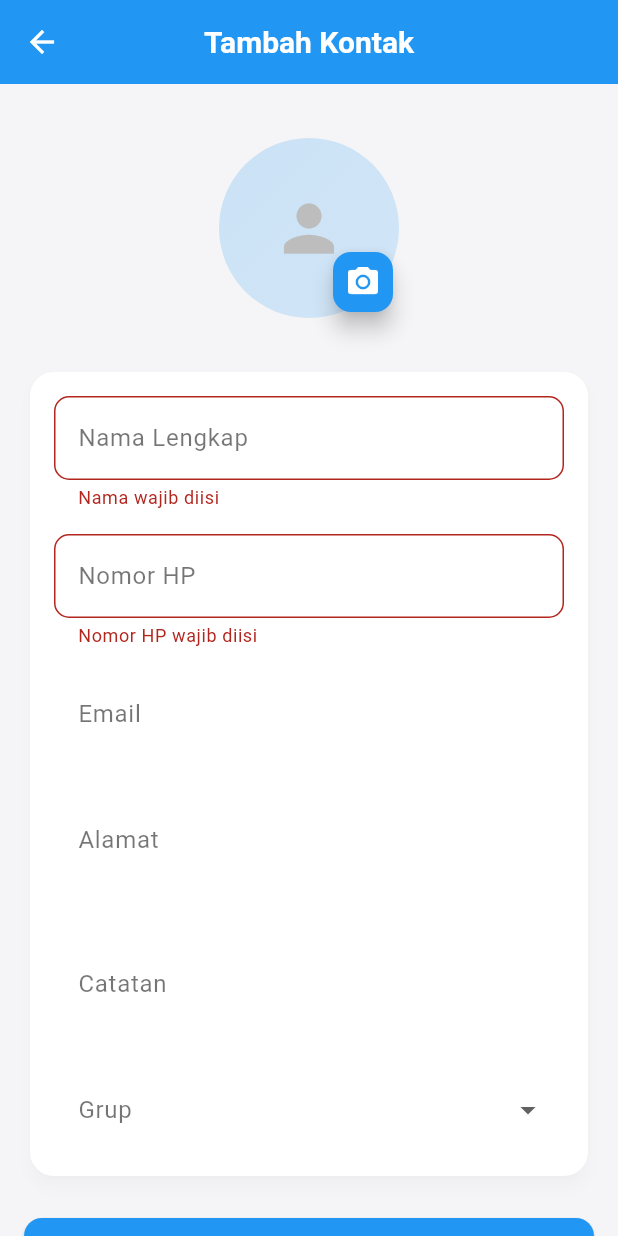
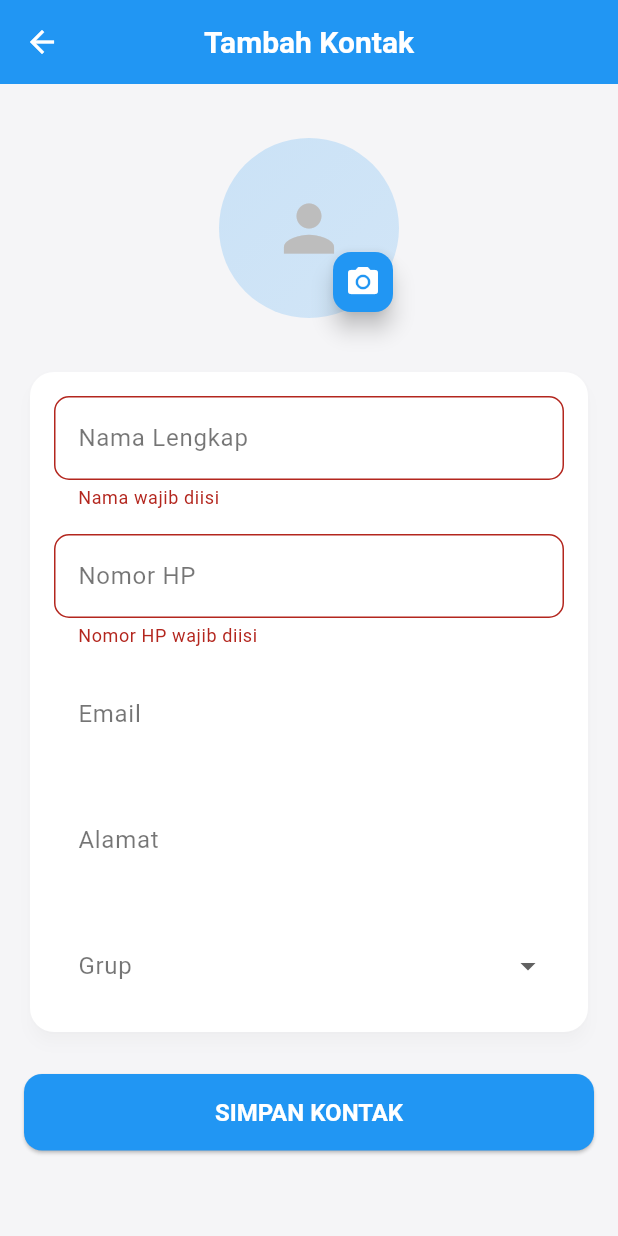
Before and after one commit to jefriwahyu/kuykontak-app, a Flutter app: the AddEditContactPage screen opened directly, after a tap on "SIMPAN KONTAK", on a phone screen of 412 x 824 dp. Run offline on Flutter 3.47's test engine with Material 3 defaults, Android fonts, the phone set to English and light mode, and no system bars; our stand-ins replace azlistview, dio, equatable, flutter_bloc, flutter_contacts, image_picker and 1 more; network calls fail; Roboto replaces fonts that are missing (Poppins).

Commit message:
push dari kos

```diff
--- a/lib/ui/add_edit_contact_page.dart
+++ b/lib/ui/add_edit_contact_page.dart
@@ -23,9 +23,8 @@ class _AddEditContactPageState extends State<AddEditContactPage> {
   late TextEditingController _noHpController;
   late TextEditingController _emailController;
   late TextEditingController _alamatController;
-  late TextEditingController _catatanController;
   String? _selectedGrup;
-  final List<String> _grupOptions = ['Keluarga', 'Teman', 'Kerja', 'Lainnya'];
+  final List<String> _grupOptions = ['Keluarga', 'Teman', 'Kerja', ''];
 
   Uint8List? _imageBytes;
   String? _imageName;
@@ -41,14 +40,14 @@ class _AddEditContactPageState extends State<AddEditContactPage> {
     _noHpController = TextEditingController();
     _emailController = TextEditingController();
     _alamatController = TextEditingController();
-    _catatanController = TextEditingController();
 
     if (isEditMode) {
       _namaController.text = widget.contact!.nama;
       _noHpController.text = widget.contact!.noHp;
       _emailController.text = widget.contact!.email;
       _alamatController.text = widget.contact!.alamat;
-      _selectedGrup = widget.contact!.grup.isNotEmpty ? widget.contact!.grup : null;
+      _selectedGrup =
+          widget.contact!.grup.isNotEmpty ? widget.contact!.grup : null;
     }
   }
 
@@ -58,7 +57,6 @@ class _AddEditContactPageState extends State<AddEditContactPage> {
     _noHpController.dispose();
     _emailController.dispose();
     _alamatController.dispose();
-    _catatanController.dispose();
     super.dispose();
   }
 
@@ -95,7 +93,8 @@ class _AddEditContactPageState extends State<AddEditContactPage> {
       if (_isAvatarRemoved) {
         avatarUrl = '';
       } else if (_imageBytes != null) {
-        avatarUrl = await ContactService.uploadAvatar(_imageBytes!, _imageName!);
+        avatarUrl =
+            await ContactService.uploadAvatar(_imageBytes!, _imageName!);
         if (avatarUrl == null) throw Exception('Gagal upload avatar');
       } else if (isEditMode) {
         avatarUrl = widget.contact!.avatar;
@@ -106,17 +105,16 @@ class _AddEditContactPageState extends State<AddEditContactPage> {
         'no_hp': _noHpController.text.trim(),
         'email': _emailController.text.trim(),
         'alamat': _alamatController.text.trim(),
-        'catatan': _catatanController.text.trim(),
         'grup': _selectedGrup ?? '',
         'avatar': avatarUrl ?? '',
       };
 
       if (mounted) {
         context.read<ContactBloc>().add(
-          isEditMode
-              ? UpdateContact(widget.contact!.id, contactData)
-              : AddContact(contactData),
-        );
+              isEditMode
+                  ? UpdateContact(widget.contact!.id, contactData)
+                  : AddContact(contactData),
+            );
 
         ScaffoldMessenger.of(context).showSnackBar(
           SnackBar(
@@ -146,9 +144,8 @@ class _AddEditContactPageState extends State<AddEditContactPage> {
 
   @override
   Widget build(BuildContext context) {
-    final bool hasExistingImage = isEditMode &&
-        widget.contact!.avatar.isNotEmpty &&
-        !_isAvatarRemoved;
+    final bool hasExistingImage =
+        isEditMode && widget.contact!.avatar.isNotEmpty && !_isAvatarRemoved;
     final bool hasNewImage = _imageBytes != null;
     final bool showImage = hasExistingImage || hasNewImage;
 
@@ -193,14 +190,15 @@ class _AddEditContactPageState extends State<AddEditContactPage> {
                               image: hasNewImage
                                   ? MemoryImage(_imageBytes!)
                                   : NetworkImage(widget.contact!.avatar)
-                                  as ImageProvider,
+                                      as ImageProvider,
                               fit: BoxFit.cover,
                               loadingBuilder: (context, child, progress) {
                                 return progress == null
                                     ? child
                                     : const CircularProgressIndicator();
                               },
-                              errorBuilder: (_, __, ___) => _buildDefaultAvatar(),
+                              errorBuilder: (_, __, ___) =>
+                                  _buildDefaultAvatar(),
                             )
                           : _buildDefaultAvatar(),
                     ),
@@ -304,7 +302,18 @@ class _AddEditContactPageState extends State<AddEditContactPage> {
               controller: _namaController,
               label: 'Nama Lengkap',
               hint: 'Masukkan nama lengkap',
-              validator: (v) => v!.isEmpty ? 'Nama wajib diisi' : null,
+              validator: (value) {
+                if (value == null || value.isEmpty) {
+                  return 'Nama wajib diisi';
+                }
+                if (value.length < 3) {
+                  return 'Nama harus minimal 3 karakter';
+                }
+                if (value.length > 50) {
+                  return 'Nama terlalu panjang (maks 50 karakter)';
+                }
+                return null;
+              },
             ),
             const SizedBox(height: 16),
             _buildTextFormField(
@@ -312,7 +321,16 @@ class _AddEditContactPageState extends State<AddEditContactPage> {
               label: 'Nomor HP',
               hint: 'Masukkan nomor handphone',
               keyboardType: TextInputType.phone,
-              validator: (v) => v!.isEmpty ? 'Nomor HP wajib diisi' : null,
+              validator: (value) {
+                if (value == null || value.isEmpty) {
+                  return 'Nomor HP wajib diisi';
+                }
+                final phoneRegex = RegExp(r'^[0-9]{10,13}$');
+                if (!phoneRegex.hasMatch(value)) {
+                  return 'Nomor HP harus 10-13 digit angka';
+                }
+                return null;
+              },
             ),
             const SizedBox(height: 16),
             _buildTextFormField(
@@ -320,9 +338,21 @@ class _AddEditContactPageState extends State<AddEditContactPage> {
               label: 'Email',
               hint: 'Masukkan alamat email',
               keyboardType: TextInputType.emailAddress,
-              validator: (v) => v!.isNotEmpty && !v.contains('@')
-                  ? 'Email tidak valid'
-                  : null,
+              validator: (value) {
+                if (value != null && value.isNotEmpty) {
+                  final emailRegex = RegExp(
+                    r'^[\w-\.]+@([\w-]+\.)+[\w-]{2,4}$',
+                    caseSensitive: false,
+                  );
+                  if (!emailRegex.hasMatch(value)) {
+                    return 'Masukkan email yang valid';
+                  }
+                  if (value.length > 100) {
+                    return 'Email terlalu panjang (maks 100 karakter)';
+                  }
+                }
+                return null;
+              },
             ),
             const SizedBox(height: 16),
             _buildTextFormField(
@@ -330,13 +360,17 @@ class _AddEditContactPageState extends State<AddEditContactPage> {
               label: 'Alamat',
               hint: 'Masukkan alamat lengkap',
               maxLines: 2,
-            ),
-            const SizedBox(height: 16),
-            _buildTextFormField(
-              controller: _catatanController,
-              label: 'Catatan',
-              hint: 'Tambahkan catatan (opsional)',
-              maxLines: 2,
+              validator: (value) {
+                if (value != null && value.isNotEmpty) {
+                  if (value.length < 10) {
+                    return 'Alamat terlalu pendek (min 10 karakter)';
+                  }
+                  if (value.length > 200) {
+                    return 'Alamat terlalu panjang (maks 200 karakter)';
+                  }
+                }
+                return null;
+              },
             ),
             const SizedBox(height: 16),
             DropdownButtonFormField<String>(
@@ -350,7 +384,7 @@ class _AddEditContactPageState extends State<AddEditContactPage> {
               items: _grupOptions
                   .map((e) => DropdownMenuItem(
                         value: e,
-                        child: Text(e),
+                        child: Text(e.isEmpty ? 'Tidak ada grup' : e),
                       ))
                   .toList(),
               onChanged: (value) => setState(() => _selectedGrup = value),
```
Also changed, not shown: lib/ui/app_sidebar.dart (+31 -24 lines).
